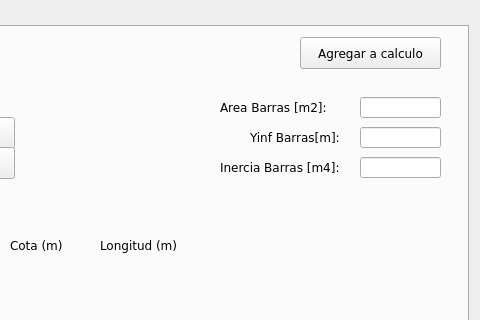
Qt form ui_files/herramienta_trapecios_windows.ui (Sady-Guzman/herramienta_practica) before a commit; both pictures show x 682 to 1162 and y 0 to 320 of the 1162 by 677 pixel window.
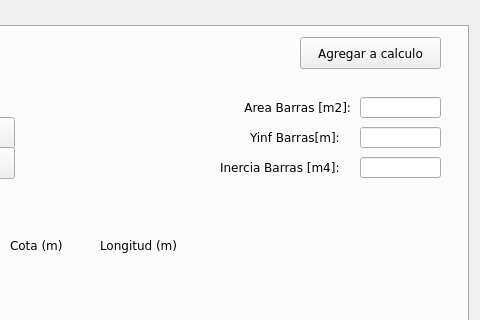
The same form after that commit. Icons and pictures are not drawn.

Commit message: Arregla formula Centro de gravedad inf de armadura pasiva.

The edit to the form file:
```diff
--- a/ui_files/herramienta_trapecios_windows.ui
+++ b/ui_files/herramienta_trapecios_windows.ui
@@ -1292,6 +1292,9 @@
      <property name="text">
       <string>Area Barras [m2]:</string>
      </property>
+     <property name="alignment">
+      <set>Qt::AlignmentFlag::AlignRight|Qt::AlignmentFlag::AlignTrailing|Qt::AlignmentFlag::AlignVCenter</set>
+     </property>
     </widget>
     <widget class="QLineEdit" name="tab3_line_area_barras">
      <property name="geometry">
```
The commit also changes 2 other files.
